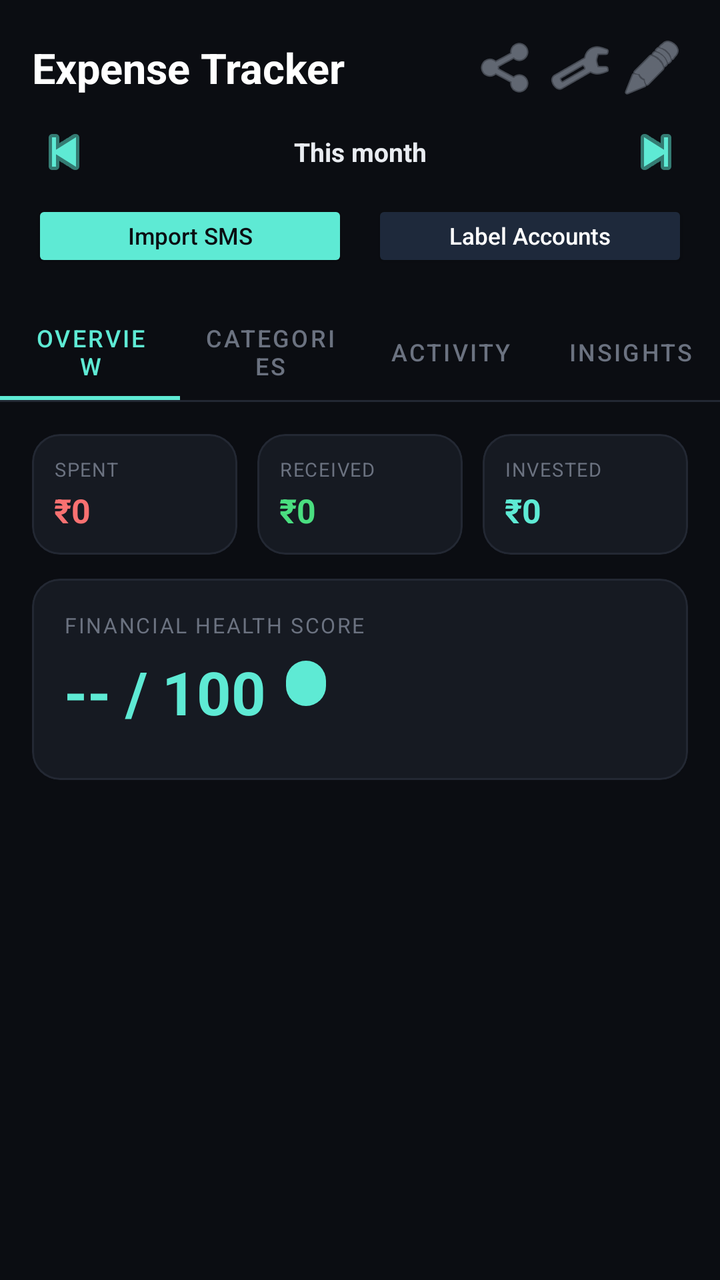
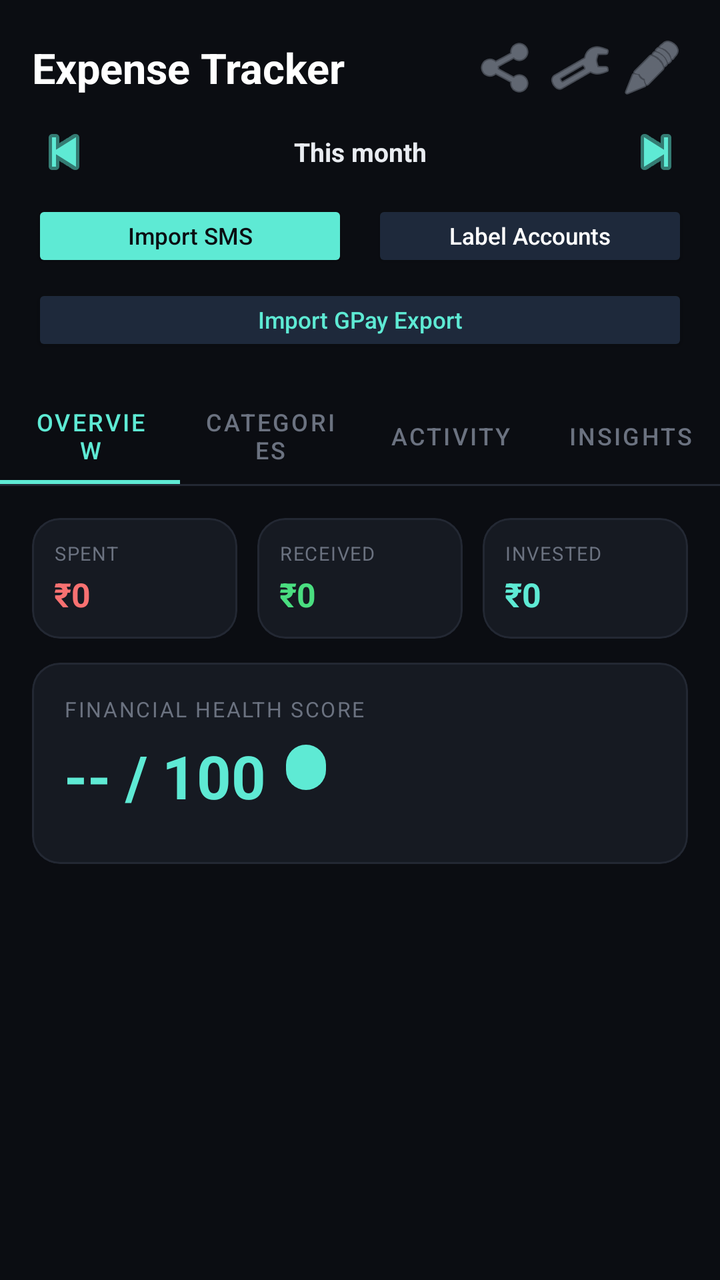

Before-and-after screenshots of an Android layout around one commit, followed by the original layout XML and the change that was made.
<!-- AndroidManifest.xml: application theme Theme.ExpenseTracker -->
<!-- res/layout/activity_main.xml -->
<?xml version="1.0" encoding="utf-8"?>
<LinearLayout
    xmlns:android="http://schemas.android.com/apk/res/android"
    xmlns:app="http://schemas.android.com/apk/res-auto"
    android:layout_width="match_parent"
    android:layout_height="match_parent"
    android:background="#0B0D12"
    android:orientation="vertical">

    
    <LinearLayout
        android:layout_width="match_parent"
        android:layout_height="wrap_content"
        android:orientation="vertical"
        android:padding="16dp"
        android:paddingBottom="4dp">

        <LinearLayout
            android:layout_width="match_parent"
            android:layout_height="wrap_content"
            android:orientation="horizontal"
            android:gravity="center_vertical">

            <TextView
                android:layout_width="0dp"
                android:layout_height="wrap_content"
                android:layout_weight="1"
                android:text="Expense Tracker"
                android:textColor="#FFFFFF"
                android:textSize="21sp"
                android:textStyle="bold" />

            <ImageButton
                android:id="@+id/btnShareIcon"
                android:layout_width="36dp"
                android:layout_height="36dp"
                android:background="?attr/selectableItemBackgroundBorderless"
                android:contentDescription="Share report"
                android:src="@android:drawable/ic_menu_share"
                app:tint="#9AA3B2" />

            <ImageButton
                android:id="@+id/btnSettingsIcon"
                android:layout_width="36dp"
                android:layout_height="36dp"
                android:background="?attr/selectableItemBackgroundBorderless"
                android:contentDescription="Budgets"
                android:src="@android:drawable/ic_menu_manage"
                app:tint="#9AA3B2" />

            <ImageButton
                android:id="@+id/btnLabelIcon"
                android:layout_width="36dp"
                android:layout_height="36dp"
                android:background="?attr/selectableItemBackgroundBorderless"
                android:contentDescription="Label accounts"
                android:src="@android:drawable/ic_menu_edit"
                app:tint="#9AA3B2" />
        </LinearLayout>

        <LinearLayout
            android:layout_width="match_parent"
            android:layout_height="wrap_content"
            android:layout_marginTop="8dp"
            android:gravity="center_vertical"
            android:orientation="horizontal">

            <ImageButton
                android:id="@+id/btnPrevMonth"
                android:layout_width="32dp"
                android:layout_height="32dp"
                android:background="?attr/selectableItemBackgroundBorderless"
                android:contentDescription="Previous month"
                android:src="@android:drawable/ic_media_previous"
                app:tint="#5EEAD4" />

            <TextView
                android:id="@+id/tvPeriod"
                android:layout_width="0dp"
                android:layout_height="wrap_content"
                android:layout_weight="1"
                android:gravity="center"
                android:text="This month"
                android:textColor="#E9ECF1"
                android:textSize="13sp"
                android:textStyle="bold" />

            <ImageButton
                android:id="@+id/btnNextMonth"
                android:layout_width="32dp"
                android:layout_height="32dp"
                android:background="?attr/selectableItemBackgroundBorderless"
                android:contentDescription="Next month"
                android:src="@android:drawable/ic_media_next"
                app:tint="#5EEAD4" />
        </LinearLayout>

        <LinearLayout
            android:layout_width="match_parent"
            android:layout_height="wrap_content"
            android:layout_marginTop="8dp"
            android:orientation="horizontal">

            <Button
                android:id="@+id/btnImportSms"
                android:layout_width="0dp"
                android:layout_height="36dp"
                android:layout_weight="1"
                android:layout_marginEnd="6dp"
                android:backgroundTint="#5EEAD4"
                android:text="Import SMS"
                android:textColor="#0B0D12"
                android:textAllCaps="false"
                android:textSize="11.5sp" />

            <Button
                android:id="@+id/btnLabelAccounts"
                android:layout_width="0dp"
                android:layout_height="36dp"
                android:layout_weight="1"
                android:layout_marginStart="6dp"
                android:backgroundTint="#1E293B"
                android:text="Label Accounts"
                android:textColor="#FFFFFF"
                android:textAllCaps="false"
                android:textSize="11.5sp" />
        </LinearLayout>
    </LinearLayout>

    
    <com.google.android.material.tabs.TabLayout
        android:id="@+id/tabLayout"
        android:layout_width="match_parent"
        android:layout_height="wrap_content"
        android:background="#0B0D12"
        app:tabIndicatorColor="#5EEAD4"
        app:tabSelectedTextColor="#5EEAD4"
        app:tabTextColor="#6B7280"
        app:tabMode="fixed">

        <com.google.android.material.tabs.TabItem
            android:layout_width="wrap_content"
            android:layout_height="wrap_content"
            android:text="Overview" />

        <com.google.android.material.tabs.TabItem
            android:layout_width="wrap_content"
            android:layout_height="wrap_content"
            android:text="Categories" />

        <com.google.android.material.tabs.TabItem
            android:layout_width="wrap_content"
            android:layout_height="wrap_content"
            android:text="Activity" />

        <com.google.android.material.tabs.TabItem
            android:layout_width="wrap_content"
            android:layout_height="wrap_content"
            android:text="Insights" />
    </com.google.android.material.tabs.TabLayout>

    <View
        android:layout_width="match_parent"
        android:layout_height="1dp"
        android:background="#232833" />

    <androidx.core.widget.NestedScrollView
        android:layout_width="match_parent"
        android:layout_height="0dp"
        android:layout_weight="1">

        <FrameLayout
            android:layout_width="match_parent"
            android:layout_height="wrap_content">

            
            <LinearLayout
                android:id="@+id/tabOverview"
                android:layout_width="match_parent"
                android:layout_height="wrap_content"
                android:orientation="vertical"
                android:padding="16dp">

                <com.google.android.material.card.MaterialCardView
                    android:id="@+id/cardNotificationAccess"
                    android:layout_width="match_parent"
                    android:layout_height="wrap_content"
                    android:layout_marginBottom="12dp"
                    android:visibility="gone"
                    app:cardBackgroundColor="#1A1F2E"
                    app:cardCornerRadius="14dp"
                    app:cardElevation="0dp"
                    app:strokeColor="#3B82F6"
                    app:strokeWidth="1dp">

                    <LinearLayout
                        android:layout_width="match_parent"
                        android:layout_height="wrap_content"
                        android:orientation="vertical"
                        android:padding="14dp">

                        <TextView
                            android:layout_width="wrap_content"
                            android:layout_height="wrap_content"
                            android:text="Auto-detect merchant names"
                            android:textColor="#FFFFFF"
                            android:textSize="13.5sp"
                            android:textStyle="bold" />

                        <TextView
                            android:layout_width="match_parent"
                            android:layout_height="wrap_content"
                            android:layout_marginTop="4dp"
                            android:text="Your bank SMS doesn't include merchant names. Allow notification access to read them from GPay/PhonePe automatically instead of labeling accounts by hand."
                            android:textColor="#9AA3B2"
                            android:textSize="11.5sp" />

                        <Button
                            android:id="@+id/btnEnableNotificationAccess"
                            android:layout_width="wrap_content"
                            android:layout_height="36dp"
                            android:layout_marginTop="10dp"
                            android:backgroundTint="#3B82F6"
                            android:text="Enable"
                            android:textColor="#FFFFFF"
                            android:textAllCaps="false"
                            android:textSize="12sp" />
                    </LinearLayout>
                </com.google.android.material.card.MaterialCardView>

                <LinearLayout
                    android:layout_width="match_parent"
                    android:layout_height="wrap_content"
                    android:orientation="horizontal">

                    <com.google.android.material.card.MaterialCardView
                        android:layout_width="0dp"
                        android:layout_height="wrap_content"
                        android:layout_weight="1"
                        android:layout_marginEnd="5dp"
                        app:cardBackgroundColor="#161A22"
                        app:cardCornerRadius="14dp"
                        app:cardElevation="0dp"
                        app:strokeColor="#232833"
                        app:strokeWidth="1dp">

                        <LinearLayout
                            android:layout_width="match_parent"
                            android:layout_height="wrap_content"
                            android:orientation="vertical"
                            android:padding="11dp">

                            <TextView
                                android:layout_width="wrap_content"
                                android:layout_height="wrap_content"
                                android:text="SPENT"
                                android:textColor="#6B7280"
                                android:textSize="9.5sp"
                                android:letterSpacing="0.06" />

                            <TextView
                                android:id="@+id/tvTotalDebit"
                                android:layout_width="wrap_content"
                                android:layout_height="wrap_content"
                                android:layout_marginTop="3dp"
                                android:text="₹0"
                                android:textColor="#F87171"
                                android:textSize="16.5sp"
                                android:textStyle="bold" />
                        </LinearLayout>
                    </com.google.android.material.card.MaterialCardView>

                    <com.google.android.material.card.MaterialCardView
                        android:layout_width="0dp"
                        android:layout_height="wrap_content"
                        android:layout_weight="1"
                        android:layout_marginStart="5dp"
                        android:layout_marginEnd="5dp"
                        app:cardBackgroundColor="#161A22"
                        app:cardCornerRadius="14dp"
                        app:cardElevation="0dp"
                        app:strokeColor="#232833"
                        app:strokeWidth="1dp">

                        <LinearLayout
                            android:layout_width="match_parent"
                            android:layout_height="wrap_content"
                            android:orientation="vertical"
                            android:padding="11dp">

                            <TextView
                                android:layout_width="wrap_content"
                                android:layout_height="wrap_content"
                                android:text="RECEIVED"
                                android:textColor="#6B7280"
                                android:textSize="9.5sp"
                                android:letterSpacing="0.06" />

                            <TextView
                                android:id="@+id/tvTotalCredit"
                                android:layout_width="wrap_content"
                                android:layout_height="wrap_content"
                                android:layout_marginTop="3dp"
                                android:text="₹0"
                                android:textColor="#4ADE80"
                                android:textSize="16.5sp"
                                android:textStyle="bold" />
                        </LinearLayout>
                    </com.google.android.material.card.MaterialCardView>

                    <com.google.android.material.card.MaterialCardView
                        android:layout_width="0dp"
                        android:layout_height="wrap_content"
                        android:layout_weight="1"
                        android:layout_marginStart="5dp"
                        app:cardBackgroundColor="#161A22"
                        app:cardCornerRadius="14dp"
                        app:cardElevation="0dp"
                        app:strokeColor="#232833"
                        app:strokeWidth="1dp">

                        <LinearLayout
                            android:layout_width="match_parent"
                            android:layout_height="wrap_content"
                            android:orientation="vertical"
                            android:padding="11dp">

                            <TextView
                                android:layout_width="wrap_content"
                                android:layout_height="wrap_content"
                                android:text="INVESTED"
                                android:textColor="#6B7280"
                                android:textSize="9.5sp"
                                android:letterSpacing="0.06" />

                            <TextView
                                android:id="@+id/tvTotalInvested"
                                android:layout_width="wrap_content"
                                android:layout_height="wrap_content"
                                android:layout_marginTop="3dp"
                                android:text="₹0"
                                android:textColor="#5EEAD4"
                                android:textSize="16.5sp"
                                android:textStyle="bold" />
                        </LinearLayout>
                    </com.google.android.material.card.MaterialCardView>
                </LinearLayout>

                <com.google.android.material.card.MaterialCardView
                    android:layout_width="match_parent"
                    android:layout_height="wrap_content"
                    android:layout_marginTop="12dp"
                    app:cardBackgroundColor="#161A22"
                    app:cardCornerRadius="14dp"
                    app:cardElevation="0dp"
                    app:strokeColor="#232833"
                    app:strokeWidth="1dp">

                    <LinearLayout
                        android:layout_width="match_parent"
                        android:layout_height="wrap_content"
                        android:orientation="vertical"
                        android:padding="16dp">

                        <TextView
                            android:layout_width="wrap_content"
                            android:layout_height="wrap_content"
                            android:text="FINANCIAL HEALTH SCORE"
                            android:textColor="#6B7280"
                            android:textSize="10.5sp"
                            android:letterSpacing="0.08" />

                        <LinearLayout
                            android:layout_width="match_parent"
                            android:layout_height="wrap_content"
                            android:gravity="center_vertical"
                            android:orientation="horizontal">

                            <TextView
                                android:id="@+id/tvHealthScore"
                                android:layout_width="wrap_content"
                                android:layout_height="wrap_content"
                                android:layout_marginTop="4dp"
                                android:text="-- / 100"
                                android:textColor="#5EEAD4"
                                android:textSize="30sp"
                                android:textStyle="bold" />

                            <TextView
                                android:id="@+id/tvHealthBand"
                                android:layout_width="wrap_content"
                                android:layout_height="wrap_content"
                                android:layout_marginStart="10dp"
                                android:background="@drawable/badge_bg"
                                android:paddingStart="10dp"
                                android:paddingEnd="10dp"
                                android:paddingTop="4dp"
                                android:paddingBottom="4dp"
                                android:textColor="#0B0D12"
                                android:textSize="11sp"
                                android:textStyle="bold" />
                        </LinearLayout>

                        <LinearLayout
                            android:id="@+id/healthBreakdownContainer"
                            android:layout_width="match_parent"
                            android:layout_height="wrap_content"
                            android:layout_marginTop="10dp"
                            android:orientation="vertical" />
                    </LinearLayout>
                </com.google.android.material.card.MaterialCardView>

                <LinearLayout
                    android:id="@+id/budgetStatusContainer"
                    android:layout_width="match_parent"
                    android:layout_height="wrap_content"
                    android:layout_marginTop="14dp"
                    android:orientation="vertical" />

            </LinearLayout>

            
            <LinearLayout
                android:id="@+id/tabCategories"
                android:layout_width="match_parent"
                android:layout_height="wrap_content"
                android:orientation="vertical"
                android:padding="16dp"
                android:visibility="gone">

                <TextView
                    android:layout_width="wrap_content"
                    android:layout_height="wrap_content"
                    android:layout_marginBottom="8dp"
                    android:text="Spending by Category"
                    android:textColor="#FFFFFF"
                    android:textSize="15sp"
                    android:textStyle="bold" />

                <com.google.android.material.card.MaterialCardView
                    android:layout_width="match_parent"
                    android:layout_height="wrap_content"
                    app:cardBackgroundColor="#161A22"
                    app:cardCornerRadius="14dp"
                    app:cardElevation="0dp"
                    app:strokeColor="#232833"
                    app:strokeWidth="1dp">

                    <com.github.mikephil.charting.charts.PieChart
                        android:id="@+id/pieChart"
                        android:layout_width="match_parent"
                        android:layout_height="280dp"
                        android:padding="8dp" />
                </com.google.android.material.card.MaterialCardView>

                <TextView
                    android:layout_width="wrap_content"
                    android:layout_height="wrap_content"
                    android:layout_marginTop="22dp"
                    android:layout_marginBottom="8dp"
                    android:text="Top Merchants"
                    android:textColor="#FFFFFF"
                    android:textSize="15sp"
                    android:textStyle="bold" />

                <com.google.android.material.card.MaterialCardView
                    android:layout_width="match_parent"
                    android:layout_height="wrap_content"
                    app:cardBackgroundColor="#161A22"
                    app:cardCornerRadius="14dp"
                    app:cardElevation="0dp"
                    app:strokeColor="#232833"
                    app:strokeWidth="1dp">

                    <com.github.mikephil.charting.charts.HorizontalBarChart
                        android:id="@+id/barChart"
                        android:layout_width="match_parent"
                        android:layout_height="280dp"
                        android:padding="8dp" />
                </com.google.android.material.card.MaterialCardView>
            </LinearLayout>

            
            <LinearLayout
                android:id="@+id/tabActivity"
                android:layout_width="match_parent"
                android:layout_height="wrap_content"
                android:orientation="vertical"
                android:padding="16dp"
                android:visibility="gone">

                <TextView
                    android:layout_width="wrap_content"
                    android:layout_height="wrap_content"
                    android:layout_marginBottom="8dp"
                    android:text="Recent Transactions"
                    android:textColor="#FFFFFF"
                    android:textSize="15sp"
                    android:textStyle="bold" />

                <com.google.android.material.card.MaterialCardView
                    android:layout_width="match_parent"
                    android:layout_height="wrap_content"
                    app:cardBackgroundColor="#161A22"
                    app:cardCornerRadius="14dp"
                    app:cardElevation="0dp"
                    app:strokeColor="#232833"
                    app:strokeWidth="1dp">

                    <androidx.recyclerview.widget.RecyclerView
                        android:id="@+id/rvTransactions"
                        android:layout_width="match_parent"
                        android:layout_height="wrap_content"
                        android:nestedScrollingEnabled="false"
                        android:paddingStart="14dp"
                        android:paddingEnd="14dp"
                        android:paddingTop="6dp"
                        android:paddingBottom="6dp" />
                </com.google.android.material.card.MaterialCardView>
            </LinearLayout>

            
            <LinearLayout
                android:id="@+id/tabInsights"
                android:layout_width="match_parent"
                android:layout_height="wrap_content"
                android:orientation="vertical"
                android:padding="16dp"
                android:visibility="gone">

                <TextView
                    android:layout_width="wrap_content"
                    android:layout_height="wrap_content"
                    android:text="⚠ Spending Flags"
                    android:textColor="#FFFFFF"
                    android:textSize="15sp"
                    android:textStyle="bold" />

                <LinearLayout
                    android:id="@+id/flagsContainer"
                    android:layout_width="match_parent"
                    android:layout_height="wrap_content"
                    android:layout_marginTop="8dp"
                    android:orientation="vertical" />

                <TextView
                    android:layout_width="wrap_content"
                    android:layout_height="wrap_content"
                    android:layout_marginTop="18dp"
                    android:text="✅ Savings Opportunities"
                    android:textColor="#FFFFFF"
                    android:textSize="15sp"
                    android:textStyle="bold" />

                <LinearLayout
                    android:id="@+id/savingsContainer"
                    android:layout_width="match_parent"
                    android:layout_height="wrap_content"
                    android:layout_marginTop="8dp"
                    android:layout_marginBottom="40dp"
                    android:orientation="vertical" />
            </LinearLayout>

        </FrameLayout>
    </androidx.core.widget.NestedScrollView>

</LinearLayout>
<!-- resources referenced by this layout -->
<resources>
  <!-- drawable badge_bg (drawable) -->
  <?xml version="1.0" encoding="utf-8"?>
  <shape xmlns:android="http://schemas.android.com/apk/res/android" android:shape="rectangle">
      <solid android:color="#5EEAD4" />
      <corners android:radius="20dp" />
  </shape>
  <style name="Theme.ExpenseTracker" parent="Theme.MaterialComponents.DayNight.NoActionBar">
          <item name="colorPrimary">#5EEAD4</item>
          <item name="colorPrimaryDark">#0F1115</item>
          <item name="colorAccent">#5EEAD4</item>
          <item name="android:windowBackground">#0F1115</item>
      </style>
</resources>

<!-- the commit's change to res/layout/activity_main.xml (unified diff, before → after) -->
@@ -125,6 +125,17 @@
                 android:textAllCaps="false"
                 android:textSize="11.5sp" />
         </LinearLayout>
+
+        <Button
+            android:id="@+id/btnImportGpayCsv"
+            android:layout_width="match_parent"
+            android:layout_height="36dp"
+            android:layout_marginTop="6dp"
+            android:backgroundTint="#1E293B"
+            android:text="Import GPay Export"
+            android:textColor="#5EEAD4"
+            android:textAllCaps="false"
+            android:textSize="11.5sp" />
     </LinearLayout>
 
     
